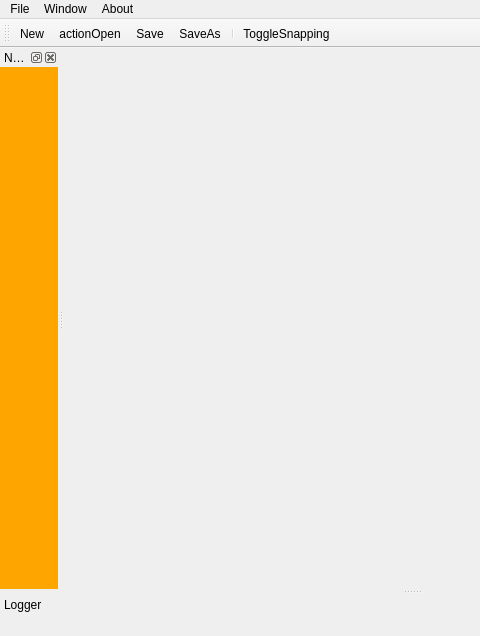
eviswong/node-editor, file NodeEditorApp/Src/App/MainWindow.ui: the form before one commit; both pictures show x 0 to 480 and y 0 to 636 of the 824 by 636 pixel window.
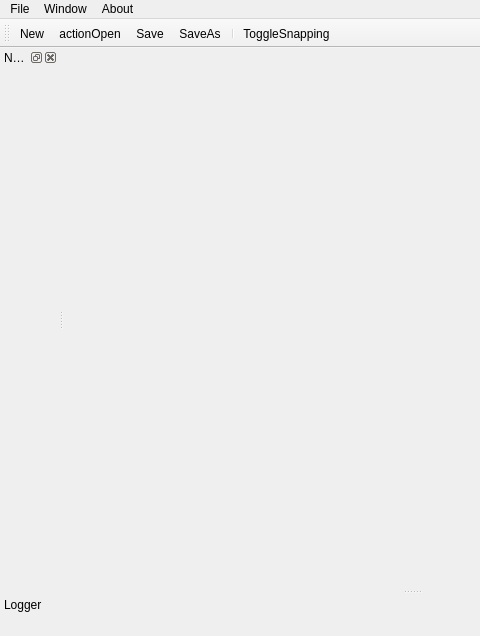
The form after the commit. Icons and pictures are not drawn.

What changed in the file:
```diff
--- a/NodeEditorApp/Src/App/MainWindow.ui
+++ b/NodeEditorApp/Src/App/MainWindow.ui
@@ -64,7 +64,7 @@
   <widget class="QStatusBar" name="statusBar"/>
   <widget class="QDockWidget" name="propertyWidget">
    <property name="styleSheet">
-    <string notr="true">background: orange;</string>
+    <string notr="true"/>
    </property>
    <property name="windowTitle">
     <string>Node Property</string>
```
